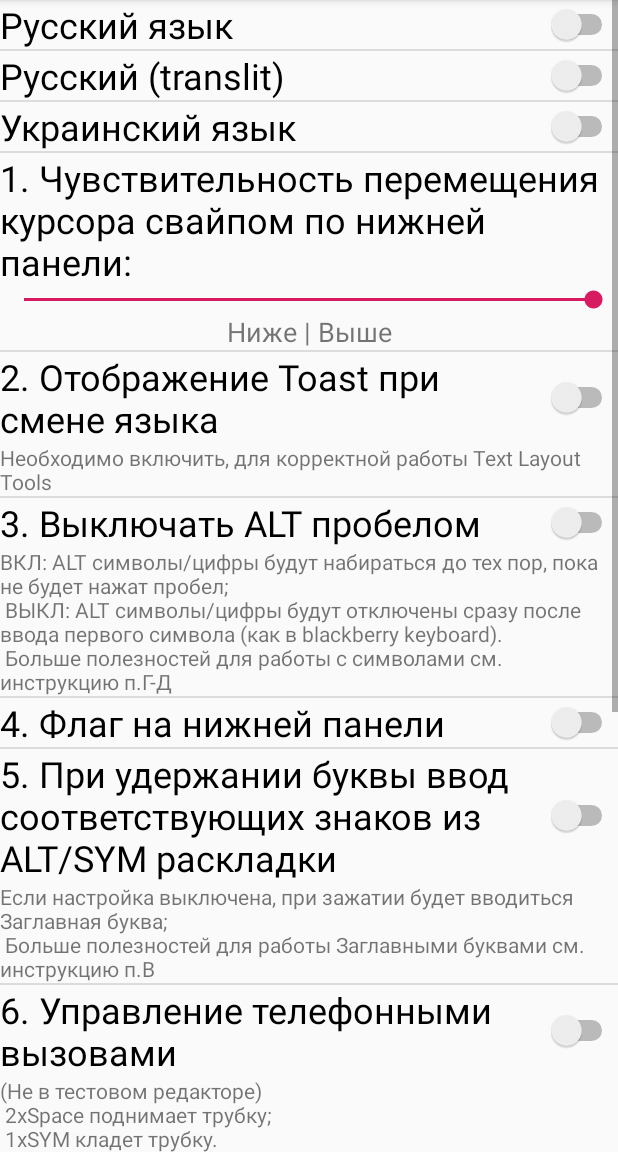
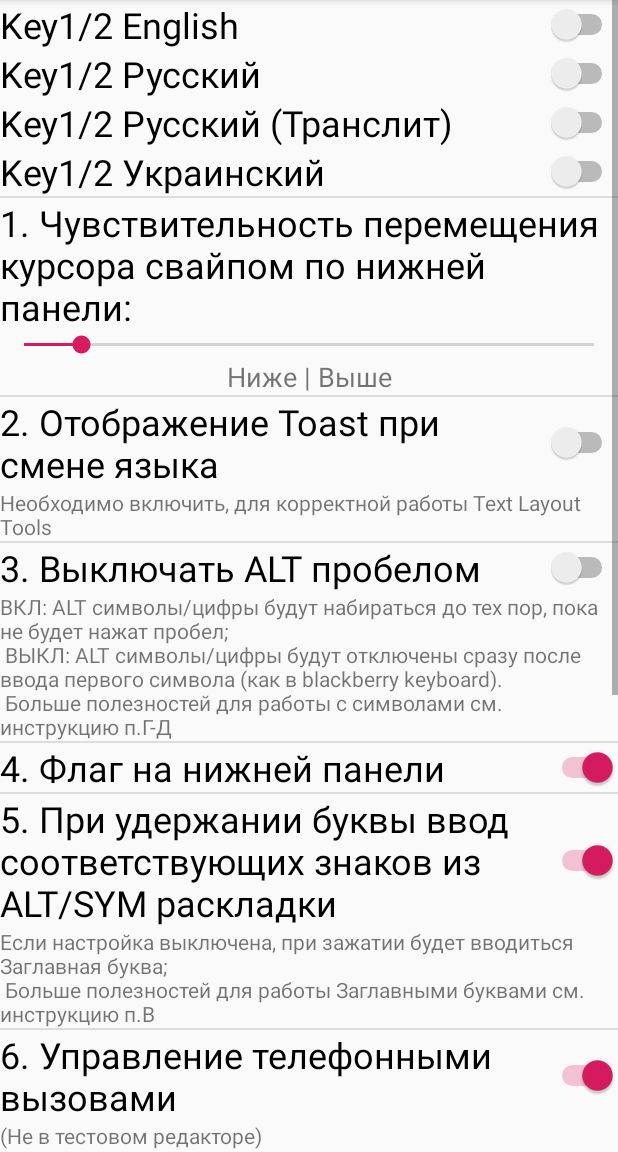
Before and after one commit to tim-ecoder/KeyoneKB, an Android app: the SettingsActivity screen opened directly, with no data from a screen before it, on a phone screen of 412 x 824 dp, the part 84-1236 px from its top. Run offline under Robolectric (Android 15) with nearby library versions, the phone set to English and light mode, and no system bars.

Commit message:
Сделал автоматическую загрузку языков из XML в меню и в дальнейшую прогрузку (подготовка под раскладки для телефонов)

```diff
--- a/app/src/main/java/com/sateda/keyonekb2/KeyboardLayoutRes.java
+++ b/app/src/main/java/com/sateda/keyonekb2/KeyboardLayoutRes.java
@@ -2,16 +2,33 @@ package com.sateda.keyonekb2;
 
 public class KeyboardLayoutRes {
     String OptionsName;
+
+    String XmlRes;
     int XmlResId;
     int IconCapsResId;
     int IconFirstShiftResId;
     int IconLittleResId;
 
-    public KeyboardLayoutRes(String optionsName, int layoutResId, int iconCapsResId, int iconLittleResId, int iconOneShiftResId) {
+    boolean IsActive;
+
+    public KeyboardLayoutRes(String optionsName, int layoutResId, int iconCapsResId, int iconLittleResId, int iconOneShiftResId, String xmlRes) {
+        XmlRes = xmlRes;
         OptionsName = optionsName;
         XmlResId = layoutResId;
         IconCapsResId = iconCapsResId;
         IconFirstShiftResId = iconOneShiftResId;
         IconLittleResId = iconLittleResId;
     }
+
+    String getPreferenceName() {
+        return "GENERATED_PREF_KEYBOARD_LAYOUT_" + XmlRes;
+    }
+
+    int getHash() {
+        return XmlRes.hashCode();
+    }
+
+    public void setActive() {
+        IsActive = true;
+    }
 }
--- a/app/src/main/java/com/sateda/keyonekb2/SettingsActivity.java
+++ b/app/src/main/java/com/sateda/keyonekb2/SettingsActivity.java
@@ -9,13 +9,11 @@ import android.graphics.Point;
 import android.support.v4.app.ActivityCompat;
 import android.support.v7.app.AppCompatActivity;
 import android.os.Bundle;
-import android.view.Display;
-import android.view.KeyEvent;
-import android.view.MotionEvent;
-import android.widget.CompoundButton;
-import android.widget.RelativeLayout;
-import android.widget.SeekBar;
-import android.widget.Switch;
+import android.util.TypedValue;
+import android.view.*;
+import android.widget.*;
+
+import java.util.ArrayList;
 
 public class SettingsActivity extends AppCompatActivity {
 
@@ -57,35 +55,59 @@ public class SettingsActivity extends AppCompatActivity {
     protected void onCreate(Bundle savedInstanceState) {
         super.onCreate(savedInstanceState);
         setContentView(R.layout.activity_settings);
+        mSettings = getSharedPreferences(APP_PREFERENCES, Context.MODE_PRIVATE);
 
         layout = (RelativeLayout) findViewById(R.id.activity_settings);
         //layout.setMinimumHeight(5000);
+        ArrayList<KeyboardLayoutRes> activeLayouts = KeyboardLayoutManager.LoadKeyboardLayoutsRes(getResources(), getApplicationContext());
+        Switch defaultLangSwitch = (Switch) findViewById(R.id.default_lang);
+        int prevId = 0;
+        for (KeyboardLayoutRes keyboardLayoutRes : activeLayouts) {
+            Switch switch_lang;
+            if(prevId == 0) {
+                switch_lang = defaultLangSwitch;
+                prevId = switch_lang.getId();
+            } else {
+                switch_lang = new Switch(this);
+                RelativeLayout.LayoutParams llp = (RelativeLayout.LayoutParams)defaultLangSwitch.getLayoutParams();
+                RelativeLayout.LayoutParams llp2 = new RelativeLayout.LayoutParams(llp);
+                switch_lang.setLayoutParams(llp2);
 
-        switch_ru_lang = (Switch) findViewById(R.id.switch_ru_lang);
-        switch_ru_lang.setOnCheckedChangeListener(new CompoundButton.OnCheckedChangeListener() {
-            @Override
-            public void onCheckedChanged(CompoundButton buttonView, boolean isChecked) {
-                changeRuLang(isChecked);
+                llp2.addRule(RelativeLayout.BELOW, prevId);
+                prevId = keyboardLayoutRes.getHash();
+                switch_lang.setId(prevId);
+                switch_lang.setTextSize(TypedValue.COMPLEX_UNIT_PX, defaultLangSwitch.getTextSize());
+                layout.addView(switch_lang);
             }
-        });
 
-        switch_translit_ru_lang = (Switch) findViewById(R.id.switch_translit_ru_lang);
-        switch_translit_ru_lang.setOnCheckedChangeListener(new CompoundButton.OnCheckedChangeListener() {
-            @Override
-            public void onCheckedChanged(CompoundButton buttonView, boolean isChecked) {
-                changeTranslitRuLang(isChecked);
+            switch_lang.setText(keyboardLayoutRes.OptionsName);
+
+            if (mSettings.contains(keyboardLayoutRes.getPreferenceName())
+                && mSettings.getBoolean(keyboardLayoutRes.getPreferenceName(), false)) {
+                switch_lang.setChecked(true);
+            } else {
+                switch_lang.setChecked(false);
             }
-        });
 
-        switch_ua_lang = (Switch) findViewById(R.id.switch_ua_lang);
-        switch_ua_lang.setOnCheckedChangeListener(new CompoundButton.OnCheckedChangeListener() {
-            @Override
-            public void onCheckedChanged(CompoundButton buttonView, boolean isChecked) {
-                changeUaLang(isChecked);
-            }
-        });
+            switch_lang.setOnCheckedChangeListener(new CompoundButton.OnCheckedChangeListener() {
+                @Override
+                public void onCheckedChanged(CompoundButton buttonView, boolean isChecked) {
+                    mSettings.edit().putBoolean(keyboardLayoutRes.getPreferenceName(), isChecked).apply();
+                }
+            });
+
+        }
+
+        View divider = findViewById(R.id.divider2);
+        RelativeLayout.LayoutParams llp = (RelativeLayout.LayoutParams)divider.getLayoutParams();
+        llp.addRule(RelativeLayout.BELOW, prevId);
 
         toast_show_lang = (Switch) findViewById(R.id.toast_show_lang);
+        if(mSettings.contains(APP_PREFERENCES_SHOW_TOAST)) {
+            toast_show_lang.setChecked(mSettings.getBoolean(APP_PREFERENCES_SHOW_TOAST, false));
+        } else {
+            toast_show_lang.setChecked(false);
+        }
         toast_show_lang.setOnCheckedChangeListener(new CompoundButton.OnCheckedChangeListener() {
             @Override
             public void onCheckedChanged(CompoundButton buttonView, boolean isChecked) {
@@ -94,6 +116,12 @@ public class SettingsActivity extends AppCompatActivity {
         });
 
         sens_bottom_bar = (SeekBar) findViewById(R.id.seekBar);
+
+        if(mSettings.contains(APP_PREFERENCES_SENS_BOTTOM_BAR)) {
+            sens_bottom_bar.setProgress(mSettings.getInt(APP_PREFERENCES_SENS_BOTTOM_BAR, 1));
+        } else {
+            sens_bottom_bar.setProgress(1);
+        }
         sens_bottom_bar.setOnSeekBarChangeListener(new SeekBar.OnSeekBarChangeListener() {
             @Override
             public void onProgressChanged(SeekBar seekBar, int progress, boolean fromUser) {
@@ -112,6 +140,12 @@ public class SettingsActivity extends AppCompatActivity {
         });
 
         switch_alt_space = (Switch) findViewById(R.id.switch_alt_space);
+
+        if(mSettings.contains(APP_PREFERENCES_ALT_SPACE)) {
+            switch_alt_space.setChecked(mSettings.getBoolean(APP_PREFERENCES_ALT_SPACE, false));
+        } else {
+            switch_alt_space.setChecked(false);
+        }
         switch_alt_space.setOnCheckedChangeListener(new CompoundButton.OnCheckedChangeListener() {
             @Override
             public void onCheckedChanged(CompoundButton buttonView, boolean isChecked) {
@@ -120,6 +154,12 @@ public class SettingsActivity extends AppCompatActivity {
         });
 
         switch_long_press_alt = (Switch) findViewById(R.id.switch_long_press_alt);
+
+        if(mSettings.contains(APP_PREFERENCES_LONG_PRESS_ALT)) {
+            switch_long_press_alt.setChecked(mSettings.getBoolean(APP_PREFERENCES_LONG_PRESS_ALT, true));
+        } else {
+            switch_long_press_alt.setChecked(true);
+        }
         switch_long_press_alt.setOnCheckedChangeListener(new CompoundButton.OnCheckedChangeListener() {
             @Override
             public void onCheckedChanged(CompoundButton buttonView, boolean isChecked) {
@@ -128,6 +168,12 @@ public class SettingsActivity extends AppCompatActivity {
         });
 
         switch_manage_call = (Switch) findViewById(R.id.switch_manage_call);
+
+        if(mSettings.contains(APP_PREFERENCES_MANAGE_CALL)) {
+            switch_manage_call.setChecked(mSettings.getBoolean(APP_PREFERENCES_MANAGE_CALL, true));
+        } else {
+            switch_manage_call.setChecked(true);
+        }
         switch_manage_call.setOnCheckedChangeListener(new CompoundButton.OnCheckedChangeListener() {
             @Override
             public void onCheckedChanged(CompoundButton buttonView, boolean isChecked) {
@@ -136,6 +182,12 @@ public class SettingsActivity extends AppCompatActivity {
         });
 
         switch_show_default_onscreen_keyboard = (Switch) findViewById(R.id.switch_show_default_onscreen_keyboard);
+
+        if(mSettings.contains(APP_PREFERENCES_SHOW_DEFAULT_ONSCREEN_KEYBOARD)) {
+            switch_show_default_onscreen_keyboard.setChecked(mSettings.getBoolean(APP_PREFERENCES_SHOW_DEFAULT_ONSCREEN_KEYBOARD, false));
+        } else {
+            switch_show_default_onscreen_keyboard.setChecked(false);
+        }
         switch_show_default_onscreen_keyboard.setOnCheckedChangeListener(new CompoundButton.OnCheckedChangeListener() {
             @Override
             public void onCheckedChanged(CompoundButton buttonView, boolean isChecked) {
@@ -144,6 +196,13 @@ public class SettingsActivity extends AppCompatActivity {
         });
 
         switch_keyboard_gestures_at_views_enabled = (Switch) findViewById(R.id.switch_keyboard_gestures_at_views_enabled);
+
+
+        if(mSettings.contains(APP_PREFERENCES_KEYBOARD_GESTURES_AT_VIEWS_ENABLED)) {
+            switch_keyboard_gestures_at_views_enabled.setChecked(mSettings.getBoolean(APP_PREFERENCES_KEYBOARD_GESTURES_AT_VIEWS_ENABLED, true));
+        } else {
+            switch_keyboard_gestures_at_views_enabled.setChecked(true);
+        }
         switch_keyboard_gestures_at_views_enabled.setOnCheckedChangeListener(new CompoundButton.OnCheckedChangeListener() {
             @Override
             public void onCheckedChanged(CompoundButton buttonView, boolean isChecked) {
@@ -152,6 +211,12 @@ public class SettingsActivity extends AppCompatActivity {
         });
 
         switch_flag = (Switch) findViewById(R.id.switch_flag);
+
+        if(mSettings.contains(APP_PREFERENCES_FLAG)) {
+            switch_flag.setChecked(mSettings.getBoolean(APP_PREFERENCES_FLAG, true));
+        } else {
+            switch_flag.setChecked(true);
+        }
         switch_flag.setOnCheckedChangeListener(new CompoundButton.OnCheckedChangeListener() {
             @Override
             public void onCheckedChanged(CompoundButton buttonView, boolean isChecked) {
@@ -160,6 +225,12 @@ public class SettingsActivity extends AppCompatActivity {
         });
 
         height_bottom_bar = (SeekBar) findViewById(R.id.seekBarBtnPanel);
+
+        if(mSettings.contains(APP_PREFERENCES_HEIGHT_BOTTOM_BAR)) {
+            height_bottom_bar.setProgress(mSettings.getInt(APP_PREFERENCES_HEIGHT_BOTTOM_BAR, 10));
+        } else {
+            height_bottom_bar.setProgress(10);
+        }
         height_bottom_bar.setOnSeekBarChangeListener(new SeekBar.OnSeekBarChangeListener() {
             @Override
             public void onProgressChanged(SeekBar seekBar, int progress, boolean fromUser) {
@@ -176,67 +247,9 @@ public class SettingsActivity extends AppCompatActivity {
 
             }
         });
-
-        mSettings = getSharedPreferences(APP_PREFERENCES, Context.MODE_PRIVATE);
-        loadSetting();
     }
 
-    private void loadSetting(){
-        if(mSettings.contains(APP_PREFERENCES_RU_LANG)) {
-            switch_ru_lang.setChecked(mSettings.getBoolean(APP_PREFERENCES_RU_LANG, true));
-        }
-        if(mSettings.contains(APP_PREFERENCES_TRANSLIT_RU_LANG)) {
-            switch_translit_ru_lang.setChecked(mSettings.getBoolean(APP_PREFERENCES_TRANSLIT_RU_LANG, true));
-        }
-        if(mSettings.contains(APP_PREFERENCES_UA_LANG)) {
-            switch_ua_lang.setChecked(mSettings.getBoolean(APP_PREFERENCES_UA_LANG, true));
-        }
-        if(mSettings.contains(APP_PREFERENCES_SENS_BOTTOM_BAR)) {
-            sens_bottom_bar.setProgress(mSettings.getInt(APP_PREFERENCES_SENS_BOTTOM_BAR, 10));
-        }
-        if(mSettings.contains(APP_PREFERENCES_SHOW_TOAST)) {
-            toast_show_lang.setChecked(mSettings.getBoolean(APP_PREFERENCES_SHOW_TOAST, false));
-        }
-        if(mSettings.contains(APP_PREFERENCES_ALT_SPACE)) {
-            switch_alt_space.setChecked(mSettings.getBoolean(APP_PREFERENCES_ALT_SPACE, true));
-        }
-        if(mSettings.contains(APP_PREFERENCES_LONG_PRESS_ALT)) {
-            switch_long_press_alt.setChecked(mSettings.getBoolean(APP_PREFERENCES_LONG_PRESS_ALT, false));
-        }
-        if(mSettings.contains(APP_PREFERENCES_MANAGE_CALL)) {
-            switch_manage_call.setChecked(mSettings.getBoolean(APP_PREFERENCES_MANAGE_CALL, false));
-        }
-        if(mSettings.contains(APP_PREFERENCES_FLAG)) {
-            switch_flag.setChecked(mSettings.getBoolean(APP_PREFERENCES_FLAG, false));
-        }
-        if(mSettings.contains(APP_PREFERENCES_HEIGHT_BOTTOM_BAR)) {
-            height_bottom_bar.setProgress(mSettings.getInt(APP_PREFERENCES_HEIGHT_BOTTOM_BAR, 10));
-        }
-        if(mSettings.contains(APP_PREFERENCES_SHOW_DEFAULT_ONSCREEN_KEYBOARD)) {
-            switch_show_default_onscreen_keyboard.setChecked(mSettings.getBoolean(APP_PREFERENCES_SHOW_DEFAULT_ONSCREEN_KEYBOARD, true));
-        }
-        if(mSettings.contains(APP_PREFERENCES_KEYBOARD_GESTURES_AT_VIEWS_ENABLED)) {
-            switch_keyboard_gestures_at_views_enabled.setChecked(mSettings.getBoolean(APP_PREFERENCES_KEYBOARD_GESTURES_AT_VIEWS_ENABLED, true));
-        }
-    }
 
-    private void changeRuLang(boolean isChecked){
-        SharedPreferences.Editor editor = mSettings.edit();
-        editor.putBoolean(APP_PREFERENCES_RU_LANG, isChecked);
-        editor.apply();
-    }
-
-    private void changeTranslitRuLang(boolean isChecked){
-        SharedPreferences.Editor editor = mSettings.edit();
-        editor.putBoolean(APP_PREFERENCES_TRANSLIT_RU_LANG, isChecked);
-        editor.apply();
-    }
-
-    private void changeUaLang(boolean isChecked){
-        SharedPreferences.Editor editor = mSettings.edit();
-        editor.putBoolean(APP_PREFERENCES_UA_LANG, isChecked);
-        editor.apply();
-    }
 
     private void changeSensitivityBottomBar(int val){
         SharedPreferences.Editor editor = mSettings.edit();
--- a/app/src/main/res/layout/activity_settings.xml
+++ b/app/src/main/res/layout/activity_settings.xml
@@ -9,61 +9,29 @@
 <RelativeLayout
     android:id="@+id/activity_settings"
     android:layout_width="match_parent"
-    android:layout_height="match_parent"
+    android:layout_height="wrap_content"
     tools:context=".SettingsActivity">
 
     <Switch
-        android:id="@+id/switch_ru_lang"
+        android:id="@+id/default_lang"
         android:layout_width="match_parent"
         android:layout_height="wrap_content"
-        android:text="@string/pref_rus_lang_name"
+        android:text="Default language"
         android:textSize="24sp"
-        tools:checked="true" />
-
-    <View
-        android:id="@+id/divider"
-        android:layout_width="match_parent"
-        android:layout_height="1dp"
-        android:layout_below="@id/switch_ru_lang"
-        android:background="?android:attr/listDivider" />
-
-    <Switch
-        android:id="@+id/switch_translit_ru_lang"
-        android:layout_width="match_parent"
-        android:layout_height="wrap_content"
-        android:layout_below="@id/divider"
-        android:text="@string/pref_rus_translit_name"
-        android:textSize="24sp"
-        tools:checked="true" />
+        tools:checked="false" />
 
     <View
         android:id="@+id/divider2"
         android:layout_width="match_parent"
         android:layout_height="1dp"
-        android:layout_below="@id/switch_translit_ru_lang"
-        android:background="?android:attr/listDivider" />
-
-    <Switch
-        android:id="@+id/switch_ua_lang"
-        android:layout_width="match_parent"
-        android:layout_height="wrap_content"
-        android:layout_below="@id/divider2"
-        android:text="@string/pref_ua_lang_name"
-        android:textSize="24sp"
-        tools:checked="false" />
-
-    <View
-        android:id="@+id/divider3"
-        android:layout_width="match_parent"
-        android:layout_height="1dp"
-        android:layout_below="@id/switch_ua_lang"
+        android:layout_below="@id/default_lang"
         android:background="?android:attr/listDivider" />
 
     <TextView
         android:id="@+id/textView"
         android:layout_width="match_parent"
         android:layout_height="wrap_content"
-        android:layout_below="@id/divider3"
+        android:layout_below="@id/divider2"
         android:text="@string/pref_p_1_name"
         android:textColor="@color/black"
         android:textSize="24sp" />
--- a/app/src/main/res/xml/keyboard_layouts.xml
+++ b/app/src/main/res/xml/keyboard_layouts.xml
@@ -2,9 +2,10 @@
 <KeyboardLayoutList xmlns:android="http://schemas.android.com/apk/res/android">
     <KeyboardLayout menu_name="Key1/2 English" res="english_hw" icon_little="ic_eng_small" icon_first_big="ic_eng_shift_first" icon_caps="ic_eng_shift_all"/>
     <KeyboardLayout menu_name="Key1/2 Русский" res="russian_hw" icon_little="ic_rus_small" icon_first_big="ic_rus_shift_first" icon_caps="ic_rus_shift_all"/>
-    <!--
+
     <KeyboardLayout menu_name="Key1/2 Русский (Транслит)" res="russian_translit_hw" icon_little="ic_rus_small" icon_first_big="ic_rus_shift_first" icon_caps="ic_rus_shift_all"/>
     <KeyboardLayout menu_name="Key1/2 Украинский" res="ukraine_hw" icon_little="ic_ukr_small" icon_first_big="ic_ukr_shift_first" icon_caps="ic_ukr_shift_all"/>
+    <!--
     <KeyboardLayout menu_name="Pocket Русский" res="pocket_russian_hw" icon_little="ic_rus_small" icon_first_big="ic_rus_shift_first" icon_caps="ic_rus_shift_all"/>
     -->
 </KeyboardLayoutList>
```
Also changed, not shown: app/src/main/java/com/sateda/keyonekb2/KeyboardLayoutManager.java (+5 -5 lines), app/src/main/java/com/sateda/keyonekb2/KeyoneIME.java (+11 -16 lines).
